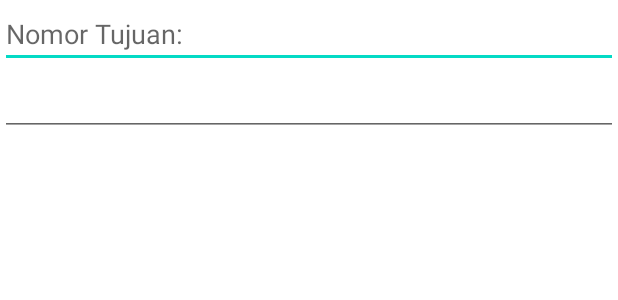
After one commit to anandalukman33/Android_Jetpack_Masterclass_in_Kotlin, an Android app: the layout send_sms_dialog.xml on its own in the app's theme, with its tools: preview values and no code run, on a phone screen of 412 x 824 dp. The commit adds this screen. Shown: the top 300 px of the screen. Run offline under Robolectric (Android 15) with nearby library versions, the phone set to English and light mode, and no system bars; network calls fail.

Commit message:
Designing Dialog UI for dialog sms, with data binding

```diff
--- /dev/null
+++ b/app/src/main/res/layout/send_sms_dialog.xml
@@ -0,0 +1,41 @@
+<?xml version="1.0" encoding="utf-8"?>
+<layout xmlns:android="http://schemas.android.com/apk/res/android">
+
+    <data>
+        <variable
+            name="smsBean"
+            type="com.example.appudemyanteraja.model.SmsBean" />
+    </data>
+
+    <LinearLayout
+        android:layout_width="match_parent"
+        android:layout_height="match_parent"
+        android:orientation="vertical"
+        android:gravity="center_horizontal">
+
+        <EditText
+            android:id="@+id/sms_destination"
+            android:layout_width="match_parent"
+            android:layout_height="wrap_content"
+            android:inputType="number"
+            android:lines="1"
+            android:hint="Nomor Tujuan: "
+            android:gravity="start"/>
+
+        <EditText
+            android:layout_width="match_parent"
+            android:layout_height="wrap_content"
+            android:inputType="textMultiLine"
+            android:text="@{smsBean.text}"
+            android:gravity="start"/>
+
+        <ImageView
+            android:layout_width="match_parent"
+            android:layout_height="wrap_content"
+            android:scaleType="center"
+            android:imageUrl="@{smsBean.imageUrl}"/>
+
+
+    </LinearLayout>
+
+</layout>
```
Also changed, not shown: app/src/main/java/com/example/appudemyanteraja/model/SmsBean.kt (added, +7 -0 lines), app/src/main/java/com/example/appudemyanteraja/view/DetailFragment.kt (+34 -0 lines).
